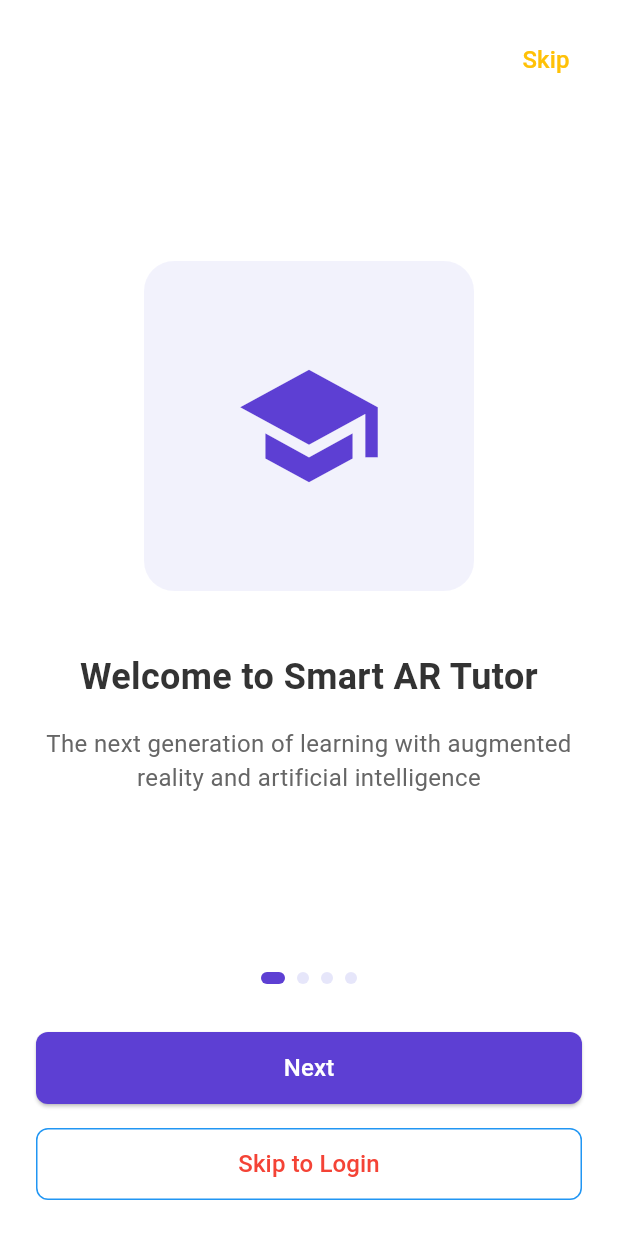
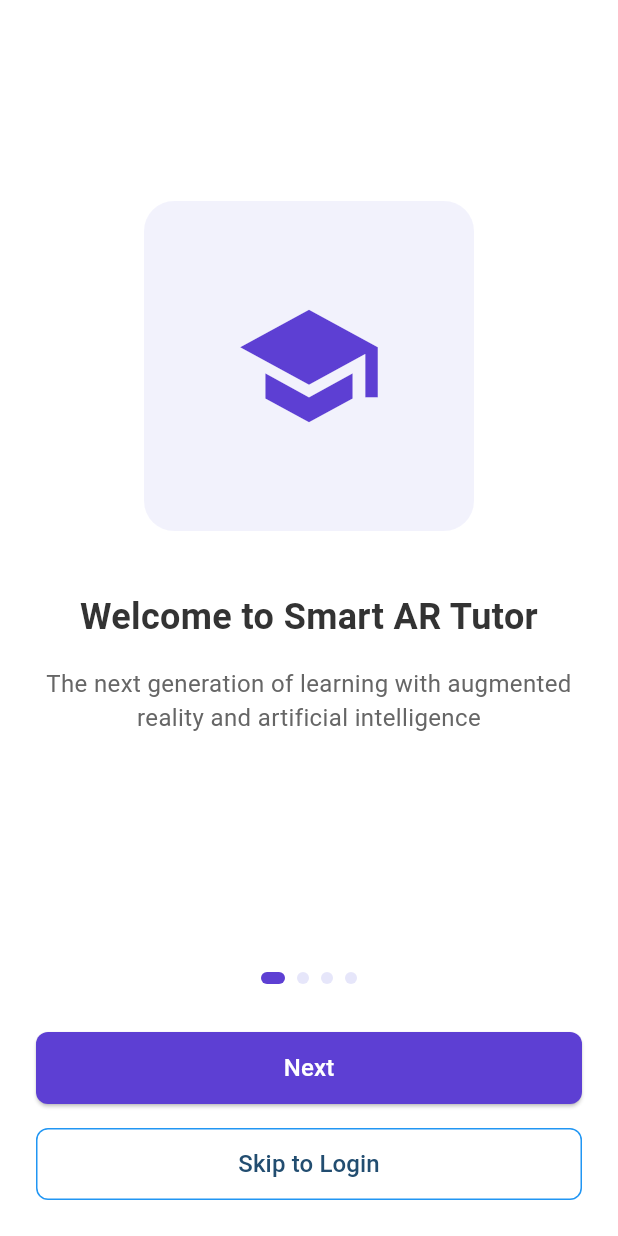
Before and after one commit to yuvakrishnayk/arvrlearn, a Flutter app: the screen it shows after launch, on a phone screen of 412 x 824 dp. Run offline on Flutter 3.47's test engine with Material 3 defaults, Android fonts, the phone set to English and light mode, and no system bars.

Commit message:
slightly changed

```diff
--- a/lib/onboarding_screen.dart
+++ b/lib/onboarding_screen.dart
@@ -56,19 +56,6 @@ class _OnboardingScreenState extends State<OnboardingScreen> {
       body: SafeArea(
         child: Column(
           children: [
-            Align(
-              alignment: Alignment.topRight,
-              child: Padding(
-                padding: const EdgeInsets.all(16.0),
-                child: TextButton(
-                  onPressed: () => _navigateToHome(),
-                  child: Text(
-                    'Skip',
-                    style: TextStyle(color: Colors.amber, fontSize: 16),
-                  ),
-                ),
-              ),
-            ),
             Expanded(
               child: PageView.builder(
                 controller: _pageController,
@@ -197,7 +184,10 @@ class _OnboardingScreenState extends State<OnboardingScreen> {
               ),
               child: const Text(
                 'Skip to Login',
-                style: TextStyle(fontSize: 16, color: Colors.red),
+                style: TextStyle(
+                  fontSize: 16,
+                  color: Color.fromARGB(255, 34, 77, 112),
+                ),
               ),
               onPressed: () => _navigateToHome(),
             ),
```
